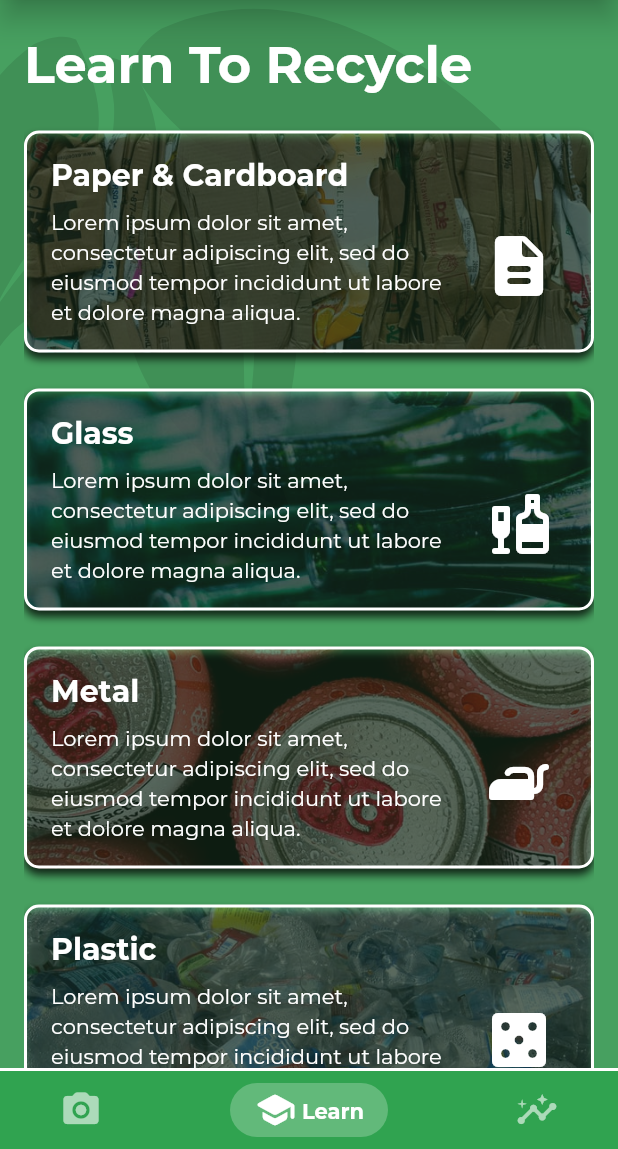
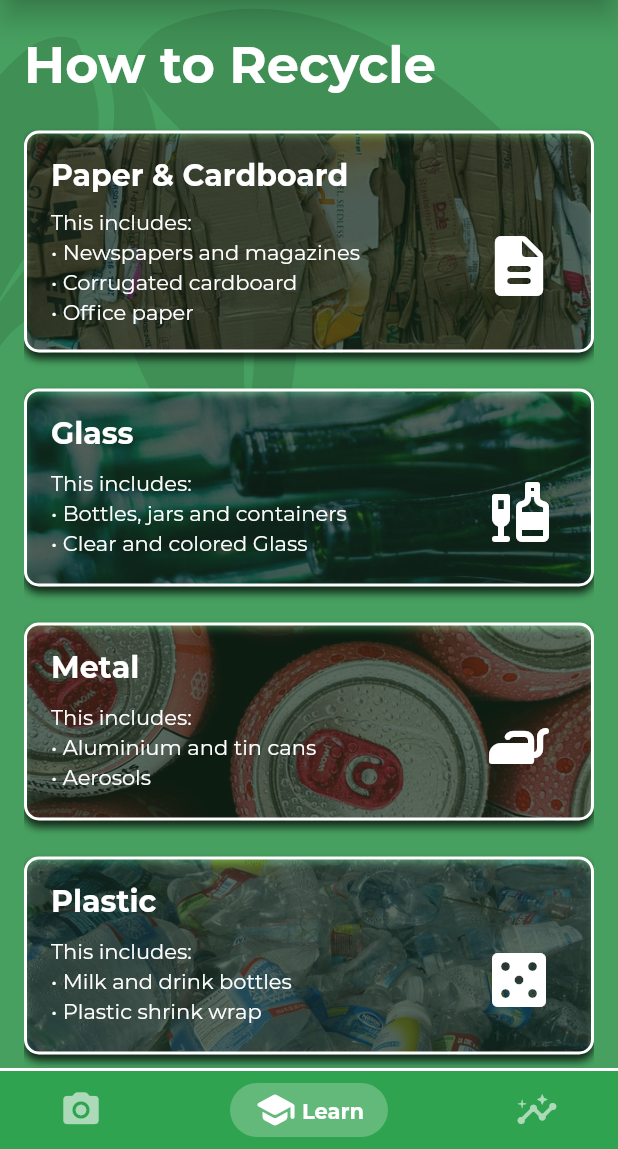
Before and after one commit to matthewyingtao/environ, a Flutter app: the screen it shows once a user with an empty profile is signed in, swiped to page 2, on a phone screen of 412 x 824 dp, the part 87-1236 px from its top. Run offline on Flutter 3.47's test engine with Material 2 defaults, Android fonts, the phone set to English and light mode, and no system bars; drawn by our look-alikes of google_nav_bar; our stand-ins replace camera, cloud_firestore, firebase_auth, firebase_core, flutter_spinkit, flutter_svg and 2 more; missing offline and left inert: tflite; accounts and stored records are empty.

Commit message:
replaced placeholder body text on the Course Cards

```diff
--- a/lib/screens/home/courses.dart
+++ b/lib/screens/home/courses.dart
@@ -29,40 +29,39 @@ class Courses extends StatelessWidget {
             children: [
               SizedBox(height: 24.0),
               Text(
-                "Learn To Recycle",
+                "How to Recycle",
                 style: Theme.of(context).textTheme.headline4,
               ),
               SizedBox(height: 24.0),
               CourseCard(
                 heading: "Paper & Cardboard",
                 body:
-                    "Lorem ipsum dolor sit amet, consectetur adipiscing elit, sed do eiusmod tempor incididunt ut labore et dolore magna aliqua.",
+                    "This includes: \n• Newspapers and magazines \n• Corrugated cardboard \n• Office paper",
                 icon: Icons.description_rounded,
                 imagePath: "assets/trash_category/cardboard.jpg",
               ),
               CourseCard(
                 heading: "Glass",
                 body:
-                    "Lorem ipsum dolor sit amet, consectetur adipiscing elit, sed do eiusmod tempor incididunt ut labore et dolore magna aliqua.",
+                    "This includes: \n• Bottles, jars and containers \n• Clear and colored Glass",
                 icon: Icons.liquor_rounded,
                 imagePath: "assets/trash_category/glass.jpg",
               ),
               CourseCard(
                 heading: "Metal",
-                body:
-                    "Lorem ipsum dolor sit amet, consectetur adipiscing elit, sed do eiusmod tempor incididunt ut labore et dolore magna aliqua.",
+                body: "This includes: \n• Aluminium and tin cans \n• Aerosols",
                 icon: Icons.iron_rounded,
                 imagePath: "assets/trash_category/metal.jpg",
               ),
               CourseCard(
                 heading: "Plastic",
                 body:
-                    "Lorem ipsum dolor sit amet, consectetur adipiscing elit, sed do eiusmod tempor incididunt ut labore et dolore magna aliqua.",
+                    "This includes: \n• Milk and drink bottles \n• Plastic shrink wrap",
                 icon: Icons.casino_rounded,
                 imagePath: "assets/trash_category/plastic.jpg",
               ),
               CourseCard(
-                heading: "Trash",
+                heading: "Reducing Waste",
                 body:
                     "Lorem ipsum dolor sit amet, consectetur adipiscing elit, sed do eiusmod tempor incididunt ut labore et dolore magna aliqua.",
                 icon: Icons.delete,
```
